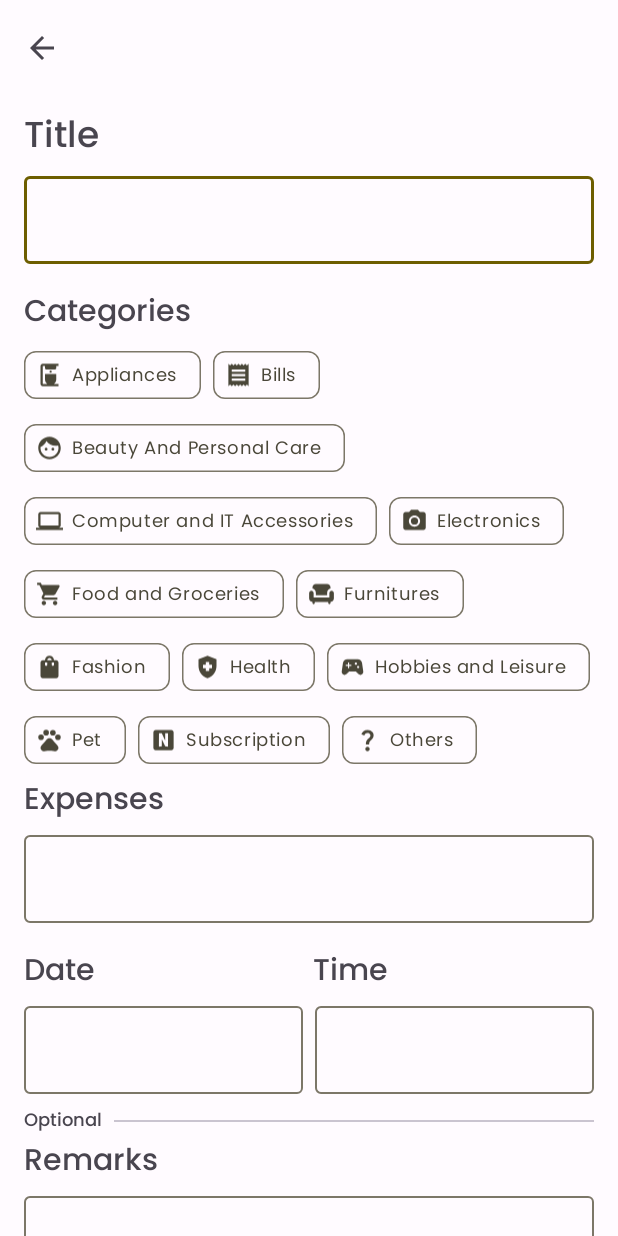
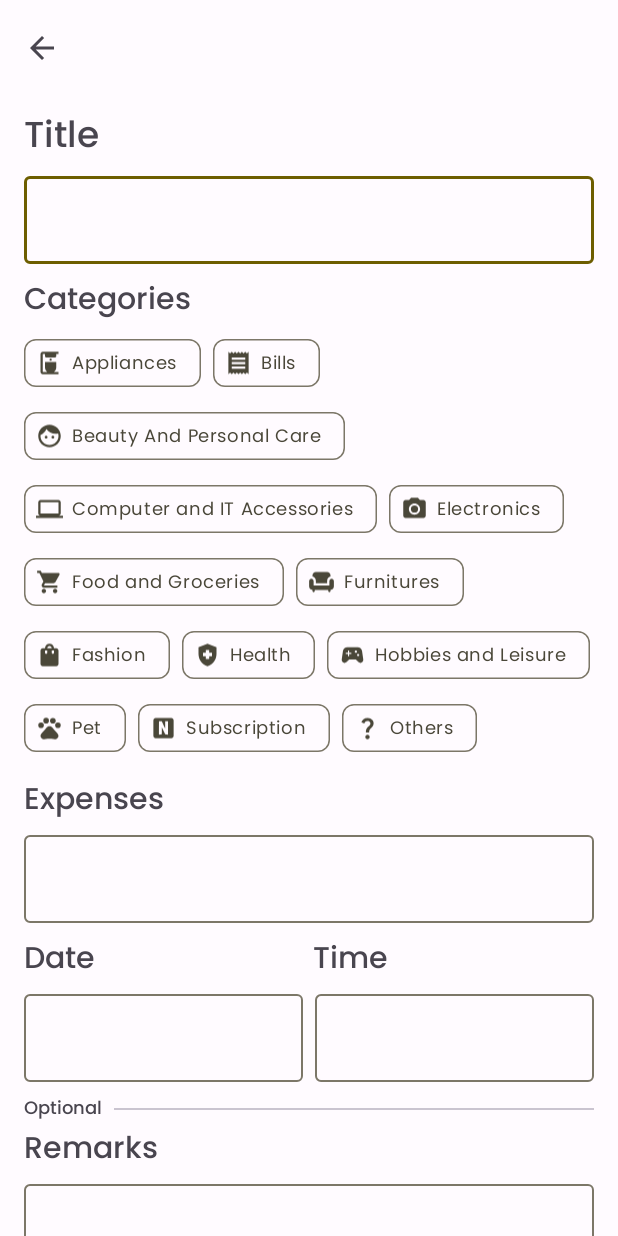
Before and after one commit to nhickf/PeraWatcher, an Android app: the TransactionActivity screen opened directly, with no data from a screen before it, on a phone screen of 412 x 824 dp. Run offline under Robolectric (Android 15) with nearby library versions, the light colour scheme and no system bars; our stand-ins replace Dagger/Hilt's generated code; 5 statements that could not run were skipped.

Commit message:
increment version code change transaction_input_layout.xml update themes.xml

```diff
--- a/app/build.gradle
+++ b/app/build.gradle
@@ -12,7 +12,7 @@ android {
         applicationId "com.creativegrpcx.perawatcher"
         minSdk 26
         targetSdk 31
-        versionCode 3
+        versionCode 4
         versionName "1.0"
 
         testInstrumentationRunner "androidx.test.runner.AndroidJUnitRunner"
--- a/app/src/main/res/layout/transaction_input_layout.xml
+++ b/app/src/main/res/layout/transaction_input_layout.xml
@@ -26,7 +26,7 @@
             android:id="@+id/transaction_title"
             android:layout_width="match_parent"
             android:layout_height="wrap_content"
-            android:layout_marginBottom="16dp"
+            android:layout_marginBottom="8dp"
             app:boxCornerRadiusBottomEnd="4dp"
             app:boxCornerRadiusBottomStart="4dp"
             app:boxCornerRadiusTopEnd="4dp"
@@ -55,6 +55,7 @@
             android:id="@+id/transaction_category"
             android:layout_width="match_parent"
             android:layout_height="wrap_content"
+            android:layout_marginBottom="8dp"
             app:chipSpacingVertical="1dp"
             app:singleSelection="true"
             app:singleLine="false">
@@ -187,11 +188,28 @@
             android:textSize="20sp"
             app:fontFamily="@font/poppins_medium" />
 
+
+        <HorizontalScrollView
+            android:layout_width="match_parent"
+            android:layout_height="wrap_content"
+            >
+
+        <com.google.android.material.chip.ChipGroup
+            android:id="@+id/transaction_expenses_chip_group"
+            android:layout_width="wrap_content"
+            android:layout_height="wrap_content"
+            app:singleSelection="true"
+            app:singleLine="true"
+            />
+
+        </HorizontalScrollView>
+
+
         <com.google.android.material.textfield.TextInputLayout
             android:id="@+id/transaction_amount"
             android:layout_width="match_parent"
             android:layout_height="wrap_content"
-            android:layout_marginBottom="16dp"
+            android:layout_marginBottom="8dp"
             app:boxCornerRadiusBottomEnd="4dp"
             app:boxCornerRadiusBottomStart="4dp"
             app:boxCornerRadiusTopEnd="4dp"
@@ -206,7 +224,6 @@
                 android:fontFamily="@font/poppins_family"
                 android:inputType="numberDecimal"
                 android:textSize="14sp"
-                android:textLocale=""
                 toolbox:text="150.44" />
 
         </com.google.android.material.textfield.TextInputLayout>
--- a/app/src/main/res/values-night/themes.xml
+++ b/app/src/main/res/values-night/themes.xml
@@ -37,12 +37,15 @@
         <item name="minHeight">24dp</item>
         <item name="android:textAppearance">@style/Custom.Chip.Text.Appearance</item>
         <item name="checkedIconVisible">false</item>
+        <item name="chipIconTint">?attr/colorControlNormal</item>
+
     </style>
 
     <style name="Custom.Chip.Assist" parent="Widget.Material3.Chip.Assist">
         <item name="minHeight">24dp</item>
         <item name="android:textAppearance">@style/Custom.Chip.Text.Appearance</item>
         <item name="checkedIconVisible">false</item>
+        <item name="chipIconTint">?attr/colorControlNormal</item>
     </style>
 
 
--- a/app/src/main/res/values/themes.xml
+++ b/app/src/main/res/values/themes.xml
@@ -46,11 +46,13 @@
         <item name="minHeight">24dp</item>
         <item name="android:textAppearance">@style/Custom.Chip.Text.Appearance</item>
         <item name="checkedIconVisible">false</item>
+        <item name="chipIconTint">?attr/colorControlNormal</item>
     </style>
     <style name="Custom.Chip.Assist" parent="Widget.Material3.Chip.Assist">
         <item name="minHeight">24dp</item>
         <item name="android:textAppearance">@style/Custom.Chip.Text.Appearance</item>
         <item name="checkedIconVisible">false</item>
+        <item name="chipIconTint">?attr/colorControlNormal</item>
     </style>
 
     <style name="Custom.Chip.Text.Appearance" parent="TextAppearance.Material3.BodySmall">
```
Also changed, not shown: app/src/main/java/com/creativegrpcx/perawatcher/transaction/TransactionActivity.kt (+32 -0 lines), app/src/main/res/layout/layout_chip_transaction.xml (added, +11 -0 lines).
